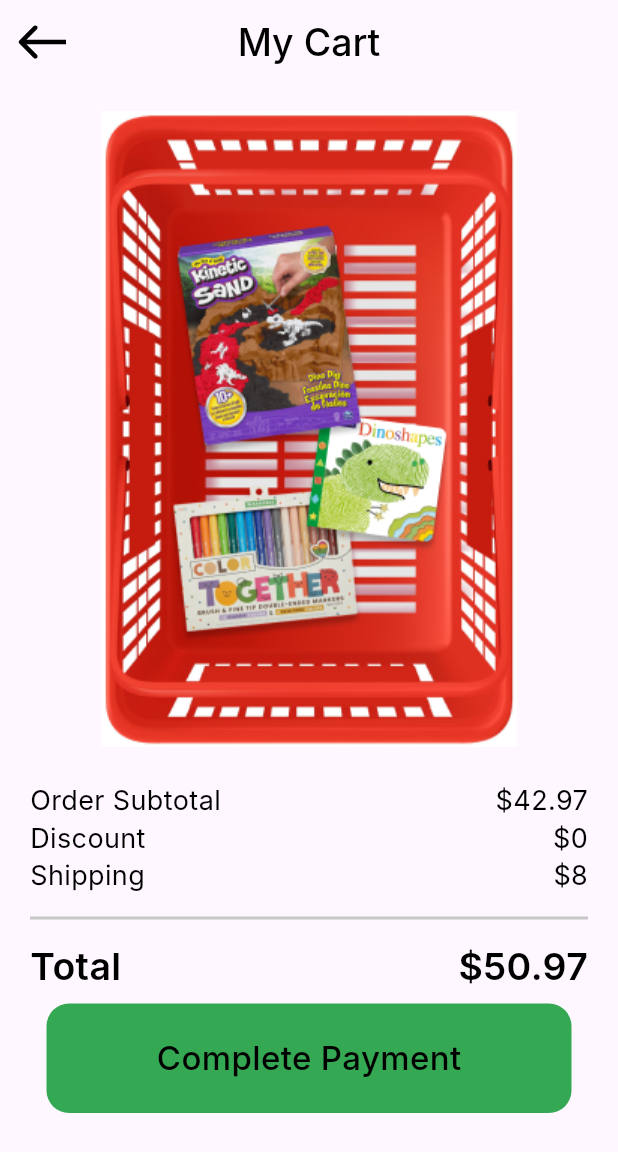
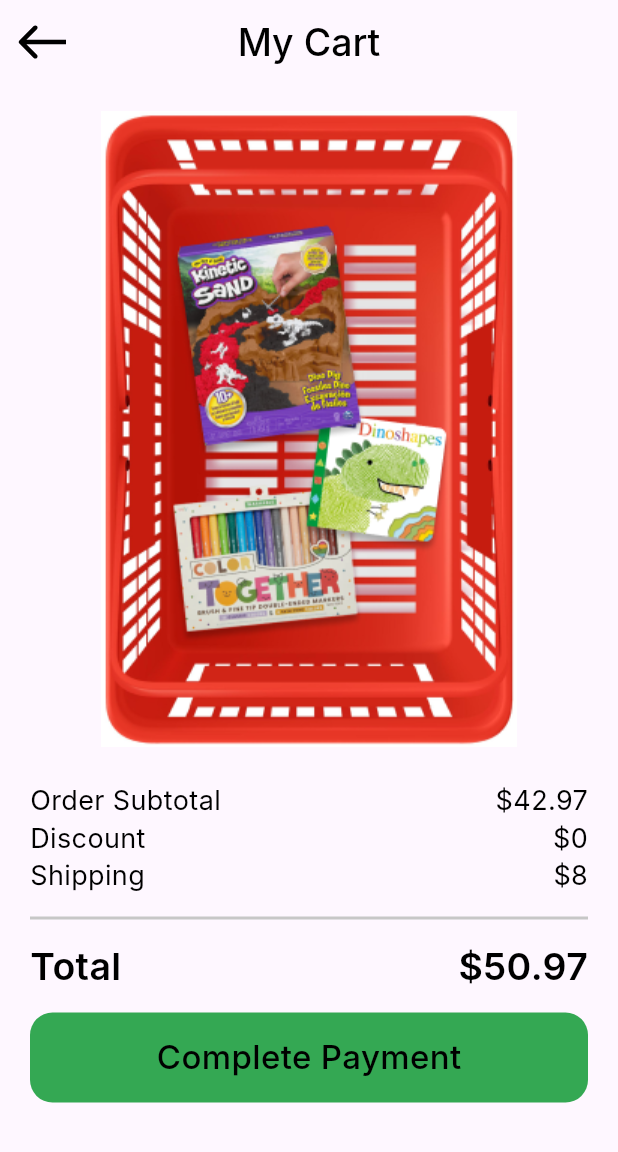
Before and after one commit to omarshaf3y/Payment_Checkout, a Flutter app: the screen it shows after launch, on a phone screen of 412 x 824 dp. Shown: the top 1152 px of the screen. Run offline on Flutter 3.47's test engine with Material 3 defaults, Android fonts, the phone set to English and light mode, and no system bars; our stand-ins replace flutter_svg; Roboto replaces fonts that are missing (Inter).

Commit message:
put container button in gesture detector widget

```diff
--- a/lib/features/checkout/presentation/views/widgets/custom_bottom.dart
+++ b/lib/features/checkout/presentation/views/widgets/custom_bottom.dart
@@ -4,13 +4,16 @@ import 'package:payment_checkout/core/utils/styles.dart';
 class CustomBottom extends StatelessWidget {
   const CustomBottom({
     super.key,
+    this.onTap,
   });
-
+  final void Function()? onTap;
   @override
   Widget build(BuildContext context) {
-    return Container(
-      width: 350,
-      height: 73,
+    return GestureDetector(
+      onTap: () {},
+      child: Container(
+        width: double.infinity,
+        height: 60,
         decoration: ShapeDecoration(
           color: const Color(0xff34A853),
           shape: RoundedRectangleBorder(
@@ -23,6 +26,7 @@ class CustomBottom extends StatelessWidget {
             style: Styles.style22,
           ),
         ),
+      ),
     );
   }
 }
--- a/lib/features/checkout/presentation/views/widgets/my_cart_view_body.dart
+++ b/lib/features/checkout/presentation/views/widgets/my_cart_view_body.dart
@@ -45,10 +45,13 @@ class MyCartViewBody extends StatelessWidget {
             color: Color(0xffC7C7C7),
           ),
           const TotalPrice(title: 'Total', value: r'$50.97'),
-          const Padding(
-            padding: EdgeInsets.only(top: 10),
-            child: CustomBottom(),
-          )
+          const SizedBox(
+            height: 16,
+          ),
+          const CustomBottom(),
+          const SizedBox(
+            height: 12,
+          ),
         ],
       ),
     );
```
Lines whose indentation alone changed are shown as unchanged.
